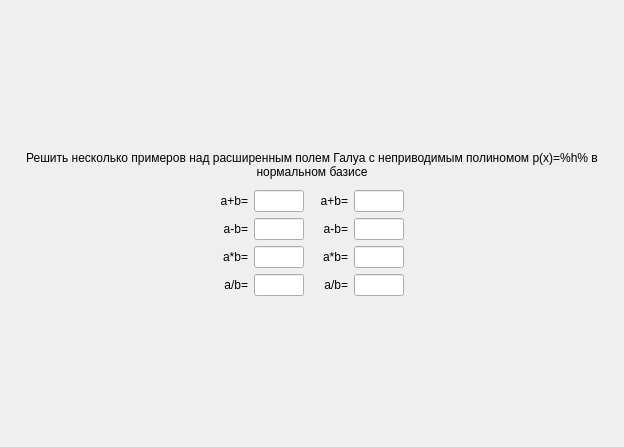
Old version of the form task/screentask4.ui in the repository bukhmastov/gf.
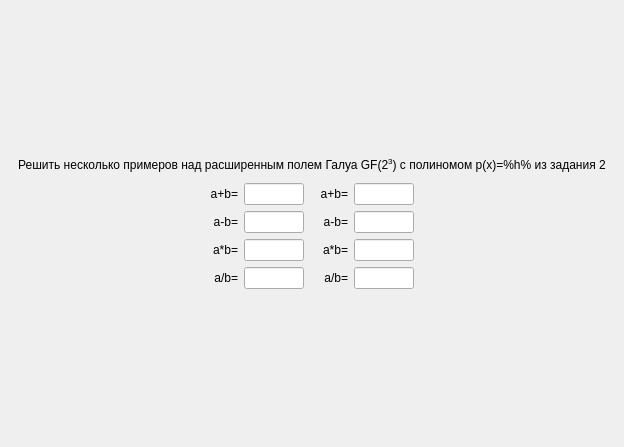
New version of the form.

The edit to the form file:
```diff
--- a/task/screentask4.ui
+++ b/task/screentask4.ui
@@ -47,7 +47,7 @@
         <string notr="true">font: 75 16pt &quot;MS Shell Dlg 2&quot;;</string>
        </property>
        <property name="text">
-        <string>Решить несколько примеров над расширенным полем Галуа с неприводимым полиномом p(x)=%h% в нормальном базисе</string>
+        <string>Решить несколько примеров над расширенным полем Галуа GF(2&lt;sup&gt;3&lt;/sup&gt;) с полиномом p(x)=%h% из задания 2</string>
        </property>
        <property name="alignment">
         <set>Qt::AlignCenter</set>
@@ -111,7 +111,7 @@
          </property>
          <property name="maximumSize">
           <size>
-           <width>50</width>
+           <width>60</width>
            <height>16777215</height>
           </size>
          </property>
@@ -159,7 +159,7 @@
          </property>
          <property name="maximumSize">
           <size>
-           <width>50</width>
+           <width>60</width>
            <height>16777215</height>
           </size>
          </property>
@@ -194,7 +194,7 @@
          </property>
          <property name="maximumSize">
           <size>
-           <width>50</width>
+           <width>60</width>
            <height>16777215</height>
           </size>
          </property>
@@ -281,7 +281,7 @@
          </property>
          <property name="maximumSize">
           <size>
-           <width>50</width>
+           <width>60</width>
            <height>16777215</height>
           </size>
          </property>
@@ -303,7 +303,7 @@
          </property>
          <property name="maximumSize">
           <size>
-           <width>50</width>
+           <width>60</width>
            <height>16777215</height>
           </size>
          </property>
@@ -377,7 +377,7 @@
          </property>
          <property name="maximumSize">
           <size>
-           <width>50</width>
+           <width>60</width>
            <height>16777215</height>
           </size>
          </property>
@@ -412,7 +412,7 @@
          </property>
          <property name="maximumSize">
           <size>
-           <width>50</width>
+           <width>60</width>
            <height>16777215</height>
           </size>
          </property>
@@ -447,7 +447,7 @@
          </property>
          <property name="maximumSize">
           <size>
-           <width>50</width>
+           <width>60</width>
            <height>16777215</height>
           </size>
          </property>
```
